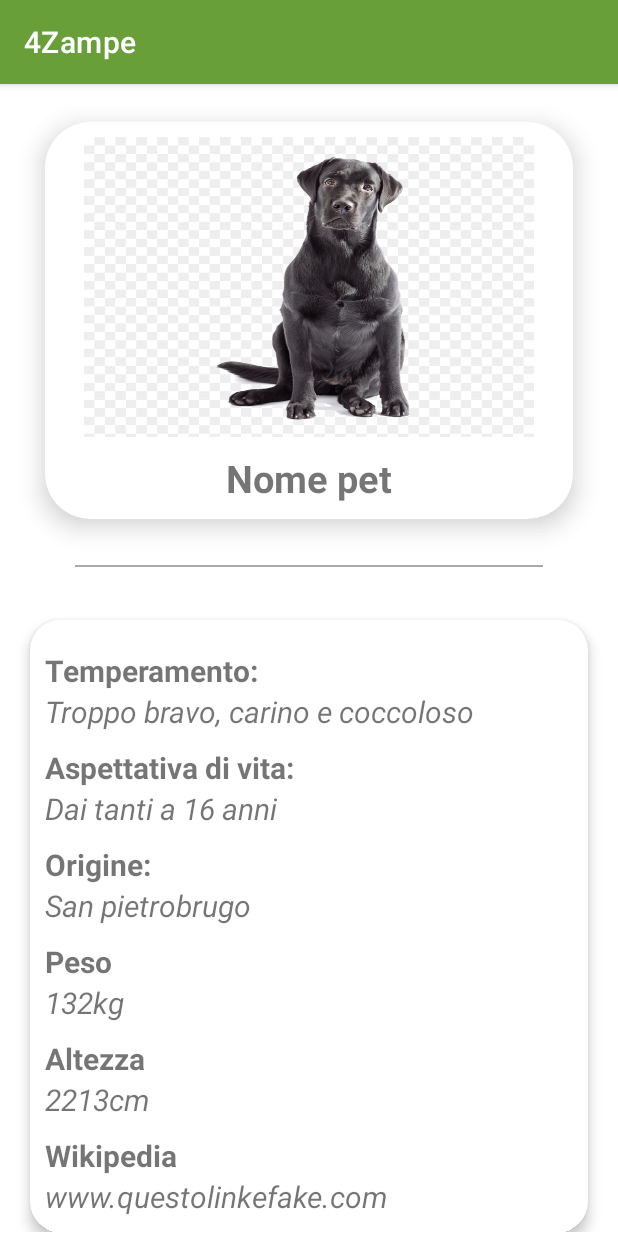
After one commit to Salvomarotta99/4ZampeAndroid, an Android app: the fragment DetailPetFragment shown on its own in the app's theme, on a phone screen of 412 x 824 dp. The commit adds this screen. Run offline under Robolectric (Android 15) with nearby library versions, the phone set to English and light mode, and no system bars; Roboto replaces fonts that are not available here.

Commit message:
Creazione view del DetailPetFragment

```diff
--- /dev/null
+++ b/app/src/main/java/com/unimib/App4ZampeAndroid/DetailPetFragment.java
@@ -0,0 +1,64 @@
+package com.unimib.App4ZampeAndroid;
+
+import android.os.Bundle;
+
+import androidx.fragment.app.Fragment;
+
+import android.view.LayoutInflater;
+import android.view.View;
+import android.view.ViewGroup;
+
+/**
+ * A simple {@link Fragment} subclass.
+ * Use the {@link DetailPetFragment#newInstance} factory method to
+ * create an instance of this fragment.
+ */
+public class DetailPetFragment extends Fragment {
+
+    // TODO: Rename parameter arguments, choose names that match
+    // the fragment initialization parameters, e.g. ARG_ITEM_NUMBER
+    private static final String ARG_PARAM1 = "param1";
+    private static final String ARG_PARAM2 = "param2";
+
+    // TODO: Rename and change types of parameters
+    private String mParam1;
+    private String mParam2;
+
+    public DetailPetFragment() {
+        // Required empty public constructor
+    }
+
+    /**
+     * Use this factory method to create a new instance of
+     * this fragment using the provided parameters.
+     *
+     * @param param1 Parameter 1.
+     * @param param2 Parameter 2.
+     * @return A new instance of fragment fragment_petdetail.
+     */
+    // TODO: Rename and change types and number of parameters
+    public static DetailPetFragment newInstance(String param1, String param2) {
+        DetailPetFragment fragment = new DetailPetFragment();
+        Bundle args = new Bundle();
+        args.putString(ARG_PARAM1, param1);
+        args.putString(ARG_PARAM2, param2);
+        fragment.setArguments(args);
+        return fragment;
+    }
+
+    @Override
+    public void onCreate(Bundle savedInstanceState) {
+        super.onCreate(savedInstanceState);
+        if (getArguments() != null) {
+            mParam1 = getArguments().getString(ARG_PARAM1);
+            mParam2 = getArguments().getString(ARG_PARAM2);
+        }
+    }
+
+    @Override
+    public View onCreateView(LayoutInflater inflater, ViewGroup container,
+                             Bundle savedInstanceState) {
+        // Inflate the layout for this fragment
+        return inflater.inflate(R.layout.fragment_petdetail, container, false);
+    }
+}
--- /dev/null
+++ b/app/src/main/res/layout/fragment_petdetail.xml
@@ -0,0 +1,193 @@
+<?xml version="1.0" encoding="utf-8"?>
+<ScrollView
+    xmlns:app="http://schemas.android.com/apk/res-auto"
+    xmlns:tools="http://schemas.android.com/tools"
+    xmlns:android="http://schemas.android.com/apk/res/android"
+    android:layout_height="match_parent"
+    android:layout_width="match_parent">
+
+
+
+    <RelativeLayout
+        android:id="@+id/layoutPetDetail"
+        android:layout_width="match_parent"
+        android:layout_height="wrap_content"
+        android:visibility="visible"
+        tools:context=".DetailPetFragment">
+
+
+        <androidx.cardview.widget.CardView
+            android:id="@+id/cardPetDetailUp"
+            android:layout_width="match_parent"
+            android:layout_height="match_parent"
+            android:layout_alignParentStart="true"
+            android:layout_alignParentTop="true"
+            android:layout_alignParentEnd="true"
+            android:layout_centerHorizontal="true"
+            android:layout_marginStart="30dp"
+            android:layout_marginTop="25dp"
+            android:layout_marginEnd="30dp"
+            android:layout_marginBottom="15dp"
+            android:clipToPadding="true"
+            app:cardCornerRadius="30dp"
+            app:cardElevation="10dp">
+
+            <LinearLayout
+                android:layout_width="wrap_content"
+                android:layout_height="wrap_content"
+                android:layout_gravity="center"
+                android:orientation="vertical">
+
+                <ImageView
+                    android:id="@+id/imagePetDetail"
+                    android:layout_width="300dp"
+                    android:layout_height="200dp"
+                    android:layout_margin="10dp"
+                    android:background="@drawable/mrdog"
+                    android:contentDescription="mr dog"
+                    android:scaleType="centerCrop" />
+
+                <TextView
+                    android:id="@+id/nomePetDetail"
+                    android:layout_width="match_parent"
+                    android:layout_height="match_parent"
+                    android:layout_marginBottom="10dp"
+                    android:gravity="center"
+                    android:text="@string/nomePetDetail"
+                    android:textSize="25sp"
+                    android:textStyle="bold" />
+
+            </LinearLayout>
+
+        </androidx.cardview.widget.CardView>
+
+        <View
+            android:layout_width="match_parent"
+            android:layout_height="1dp"
+            android:layout_marginTop="15dp"
+            android:layout_marginBottom="5dp"
+            android:layout_marginStart="50dp"
+            android:layout_marginEnd="50dp"
+            android:id="@+id/dividerPetDetail"
+            android:background="@android:color/darker_gray"
+            android:layout_below="@id/cardPetDetailUp"/>
+
+        <androidx.cardview.widget.CardView
+            android:id="@+id/cardPetDetailDown"
+            android:layout_width="match_parent"
+            android:layout_height="wrap_content"
+            android:layout_below="@id/dividerPetDetail"
+            android:layout_alignParentStart="true"
+            android:layout_alignParentEnd="true"
+            android:layout_alignParentBottom="true"
+            android:layout_marginStart="20dp"
+            android:layout_marginEnd="20dp"
+            android:layout_marginBottom="30dp"
+            android:background="@color/black"
+            app:cardCornerRadius="20dp"
+            app:cardElevation="5dp">
+
+            <LinearLayout
+                android:layout_width="match_parent"
+                android:layout_height="wrap_content"
+                android:layout_margin="10dp"
+                android:orientation="vertical">
+
+                <com.google.android.material.textview.MaterialTextView
+                    android:layout_width="wrap_content"
+                    android:layout_height="wrap_content"
+                    android:layout_marginTop="10dp"
+                    android:text="@string/temperamentoLabel"
+                    android:textSize="20sp"
+                    android:textStyle="bold" />
+
+                <com.google.android.material.textview.MaterialTextView
+                    android:id="@+id/temperamentoPetDetail"
+                    android:layout_width="wrap_content"
+                    android:layout_height="wrap_content"
+                    android:text="@string/temperamentPetDetail"
+                    android:textSize="20sp"
+                    android:textStyle="italic" />
+
+                <com.google.android.material.textview.MaterialTextView
+                    android:layout_width="wrap_content"
+                    android:layout_height="wrap_content"
+                    android:layout_marginTop="10dp"
+                    android:text="@string/lifespanLabel"
+                    android:textSize="20sp"
+                    android:textStyle="bold" />
+
+                <com.google.android.material.textview.MaterialTextView
+                    android:id="@+id/lifespanPetDetail"
+                    android:layout_width="wrap_content"
+                    android:layout_height="wrap_content"
+                    android:text="@string/lifespanPetDetail"
+                    android:textSize="20sp"
+                    android:textStyle="italic" />
+
+                <com.google.android.material.textview.MaterialTextView
+                    android:layout_width="wrap_content"
+                    android:layout_height="wrap_content"
+                    android:layout_marginTop="10dp"
+                    android:text="@string/originLabel"
+                    android:textSize="20sp"
+                    android:textStyle="bold" />
+
+                <com.google.android.material.textview.MaterialTextView
+                    android:layout_width="wrap_content"
+                    android:layout_height="wrap_content"
+                    android:text="@string/originPetDetail"
+                    android:textSize="20sp"
+                    android:textStyle="italic" />
+
+                <com.google.android.material.textview.MaterialTextView
+                    android:layout_width="wrap_content"
+                    android:layout_height="wrap_content"
+                    android:layout_marginTop="10dp"
+                    android:text="@string/weightLabel"
+                    android:textSize="20sp"
+                    android:textStyle="bold" />
+
+                <com.google.android.material.textview.MaterialTextView
+                    android:layout_width="wrap_content"
+                    android:layout_height="wrap_content"
+                    android:text="@string/weightPetDetail"
+                    android:textSize="20sp"
+                    android:textStyle="italic" />
+
+                <com.google.android.material.textview.MaterialTextView
+                    android:layout_width="wrap_content"
+                    android:layout_height="wrap_content"
+                    android:layout_marginTop="10dp"
+                    android:text="@string/heightLabel"
+                    android:textSize="20sp"
+                    android:textStyle="bold" />
+
+                <com.google.android.material.textview.MaterialTextView
+                    android:layout_width="wrap_content"
+                    android:layout_height="wrap_content"
+                    android:text="@string/heightPetDetail"
+                    android:textSize="20sp"
+                    android:textStyle="italic" />
+
+                <com.google.android.material.textview.MaterialTextView
+                    android:layout_width="wrap_content"
+                    android:layout_height="wrap_content"
+                    android:layout_marginTop="10dp"
+                    android:text="@string/wikiLabel"
+                    android:textSize="20sp"
+                    android:textStyle="bold" />
+
+                <com.google.android.material.textview.MaterialTextView
+                    android:layout_width="wrap_content"
+                    android:layout_height="wrap_content"
+                    android:text="@string/wikiPetDetail"
+                    android:textSize="20sp"
+                    android:textStyle="italic" />
+
+
+            </LinearLayout>
+        </androidx.cardview.widget.CardView>
+
+    </RelativeLayout>
+</ScrollView>
--- a/app/src/main/res/values/strings.xml
+++ b/app/src/main/res/values/strings.xml
@@ -1,6 +1,5 @@
 <resources>
     <string name="app_name">4Zampe</string>
-
     <string name="razzeBottomBar">Razze</string>
     <string name="giochiBottomBar">Giochi</string>
     <string name="donazioniBottomBar">Donazioni</string>
@@ -16,4 +15,17 @@
     <!-- TODO: Remove or change this placeholder text -->
     <string name="hello_blank_fragment">Hello blank fragment</string>
     <string name="razzeFragment">razzeFragment</string>
+    <string name="nomePetDetail">Nome pet</string>
+    <string name="temperamentPetDetail">Troppo bravo, carino e coccoloso</string>
+    <string name="temperamentoLabel">Temperamento:</string>
+    <string name="lifespanPetDetail">Dai tanti a 16 anni</string>
+    <string name="lifespanLabel">Aspettativa di vita:</string>
+    <string name="originLabel">Origine:</string>
+    <string name="originPetDetail">San pietrobrugo</string>
+    <string name="weightLabel">Peso</string>
+    <string name="weightPetDetail">132kg</string>
+    <string name="heightLabel">Altezza</string>
+    <string name="heightPetDetail">2213cm</string>
+    <string name="wikiLabel">Wikipedia</string>
+    <string name="wikiPetDetail">www.questolinkefake.com</string>
 </resources>
```
